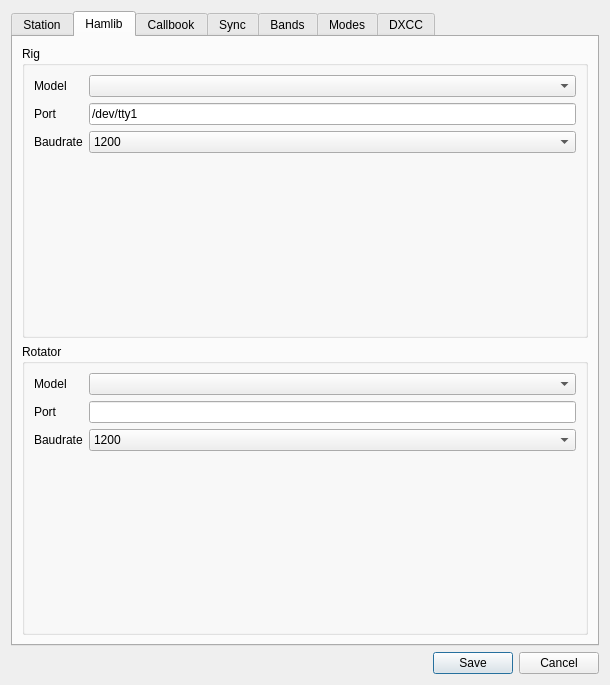
Before: the Qt Designer form ui/SettingsDialog.ui in k5mcd/QLog, drawn with Qt 5.
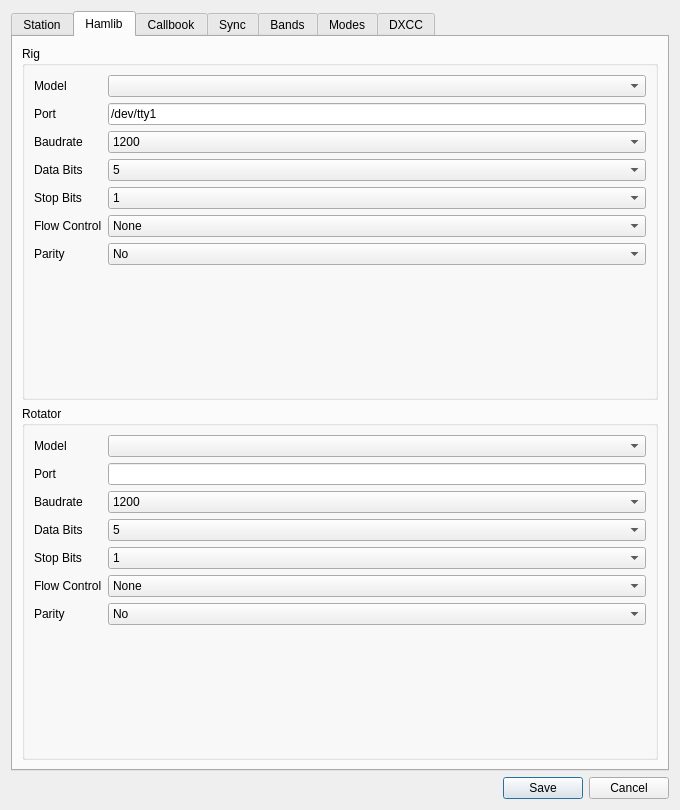
After: the same form once the commit is applied.

Commit message: HAMLib: Added precise settings for Serial Port

```diff
--- a/ui/SettingsDialog.ui
+++ b/ui/SettingsDialog.ui
@@ -6,8 +6,8 @@
    <rect>
     <x>0</x>
     <y>0</y>
-    <width>610</width>
-    <height>685</height>
+    <width>680</width>
+    <height>810</height>
    </rect>
   </property>
   <property name="windowTitle">
@@ -218,6 +218,125 @@
             </item>
            </widget>
           </item>
+          <item row="5" column="0">
+           <widget class="QLabel" name="rigDataBitsLabel">
+            <property name="text">
+             <string>Data Bits</string>
+            </property>
+           </widget>
+          </item>
+          <item row="5" column="1">
+           <widget class="QComboBox" name="rigDataBitsSelect">
+            <item>
+             <property name="text">
+              <string>5</string>
+             </property>
+            </item>
+            <item>
+             <property name="text">
+              <string>6</string>
+             </property>
+            </item>
+            <item>
+             <property name="text">
+              <string>7</string>
+             </property>
+            </item>
+            <item>
+             <property name="text">
+              <string>8</string>
+             </property>
+            </item>
+           </widget>
+          </item>
+          <item row="6" column="0">
+           <widget class="QLabel" name="rigStopBitsLabel">
+            <property name="text">
+             <string>Stop Bits</string>
+            </property>
+           </widget>
+          </item>
+          <item row="6" column="1">
+           <widget class="QComboBox" name="rigStopBitsSelect">
+            <item>
+             <property name="text">
+              <string>1</string>
+             </property>
+            </item>
+            <item>
+             <property name="text">
+              <string>1.5</string>
+             </property>
+            </item>
+            <item>
+             <property name="text">
+              <string>2</string>
+             </property>
+            </item>
+           </widget>
+          </item>
+          <item row="7" column="0">
+           <widget class="QLabel" name="rigFlowControlLabel">
+            <property name="text">
+             <string>Flow Control</string>
+            </property>
+           </widget>
+          </item>
+          <item row="7" column="1">
+           <widget class="QComboBox" name="rigFlowControlSelect">
+            <item>
+             <property name="text">
+              <string>None</string>
+             </property>
+            </item>
+            <item>
+             <property name="text">
+              <string>Hardware</string>
+             </property>
+            </item>
+            <item>
+             <property name="text">
+              <string>Software</string>
+             </property>
+            </item>
+           </widget>
+          </item>
+          <item row="8" column="0">
+           <widget class="QLabel" name="rigParityLabel">
+            <property name="text">
+             <string>Parity</string>
+            </property>
+           </widget>
+          </item>
+          <item row="8" column="1">
+           <widget class="QComboBox" name="rigParitySelect">
+            <item>
+             <property name="text">
+              <string>No</string>
+             </property>
+            </item>
+            <item>
+             <property name="text">
+              <string>Even</string>
+             </property>
+            </item>
+            <item>
+             <property name="text">
+              <string>Odd</string>
+             </property>
+            </item>
+            <item>
+             <property name="text">
+              <string>Space</string>
+             </property>
+            </item>
+            <item>
+             <property name="text">
+              <string>Mark</string>
+             </property>
+            </item>
+           </widget>
+          </item>
          </layout>
         </widget>
        </item>
@@ -298,6 +417,125 @@
             </item>
            </widget>
           </item>
+          <item row="3" column="0">
+           <widget class="QLabel" name="rotDataBitsLabel">
+            <property name="text">
+             <string>Data Bits</string>
+            </property>
+           </widget>
+          </item>
+          <item row="4" column="0">
+           <widget class="QLabel" name="rotStopBitsLabel">
+            <property name="text">
+             <string>Stop Bits</string>
+            </property>
+           </widget>
+          </item>
+          <item row="5" column="0">
+           <widget class="QLabel" name="rotFlowControlLabel">
+            <property name="text">
+             <string>Flow Control</string>
+            </property>
+           </widget>
+          </item>
+          <item row="6" column="0">
+           <widget class="QLabel" name="rotParityLabel">
+            <property name="text">
+             <string>Parity</string>
+            </property>
+           </widget>
+          </item>
+          <item row="3" column="1">
+           <widget class="QComboBox" name="rotDataBitsSelect">
+            <item>
+             <property name="text">
+              <string>5</string>
+             </property>
+            </item>
+            <item>
+             <property name="text">
+              <string>6</string>
+             </property>
+            </item>
+            <item>
+             <property name="text">
+              <string>7</string>
+             </property>
+            </item>
+            <item>
+             <property name="text">
+              <string>8</string>
+             </property>
+            </item>
+           </widget>
+          </item>
+          <item row="4" column="1">
+           <widget class="QComboBox" name="rotStopBitsSelect">
+            <item>
+             <property name="text">
+              <string>1</string>
+             </property>
+            </item>
+            <item>
+             <property name="text">
+              <string>1.5</string>
+             </property>
+            </item>
+            <item>
+             <property name="text">
+              <string>2</string>
+             </property>
+            </item>
+           </widget>
+          </item>
+          <item row="5" column="1">
+           <widget class="QComboBox" name="rotFlowControlSelect">
+            <item>
+             <property name="text">
+              <string>None</string>
+             </property>
+            </item>
+            <item>
+             <property name="text">
+              <string>Hardware</string>
+             </property>
+            </item>
+            <item>
+             <property name="text">
+              <string>Software</string>
+             </property>
+            </item>
+           </widget>
+          </item>
+          <item row="6" column="1">
+           <widget class="QComboBox" name="rotParitySelect">
+            <item>
+             <property name="text">
+              <string>No</string>
+             </property>
+            </item>
+            <item>
+             <property name="text">
+              <string>Even</string>
+             </property>
+            </item>
+            <item>
+             <property name="text">
+              <string>Odd</string>
+             </property>
+            </item>
+            <item>
+             <property name="text">
+              <string>Space</string>
+             </property>
+            </item>
+            <item>
+             <property name="text">
+              <string>Mark</string>
+             </property>
+            </item>
+           </widget>
+          </item>
          </layout>
         </widget>
        </item>
```
The commit also changes 3 other files.
